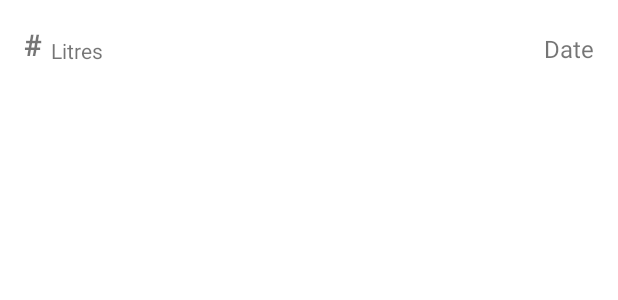
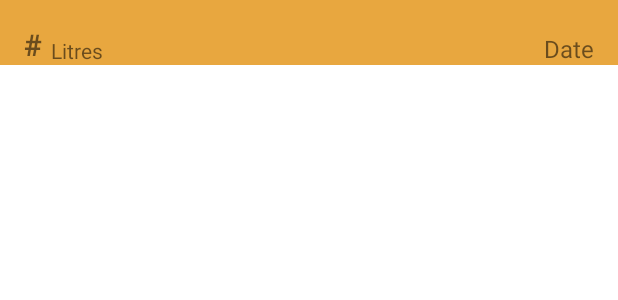
Before and after one commit to Nikhilrf24/WaterFit, an Android app: the layout water_details.xml on its own in the app's theme, with its tools: preview values and no code run, on a phone screen of 412 x 824 dp. Shown: the top 300 px of the screen. Run offline under Robolectric (Android 15) with nearby library versions, the phone set to English and light mode, and no system bars.

Commit message:
Color Upgrades

```diff
--- a/app/src/main/res/layout/activity_main.xml
+++ b/app/src/main/res/layout/activity_main.xml
@@ -4,6 +4,7 @@
     xmlns:tools="http://schemas.android.com/tools"
     android:layout_width="match_parent"
     android:layout_height="match_parent"
+    android:background="#e6e86d"
     tools:context=".MainActivity">
 
     <androidx.recyclerview.widget.RecyclerView
--- a/app/src/main/res/layout/water_details.xml
+++ b/app/src/main/res/layout/water_details.xml
@@ -2,6 +2,7 @@
 <androidx.constraintlayout.widget.ConstraintLayout xmlns:android="http://schemas.android.com/apk/res/android"
     android:layout_width="match_parent"
     android:layout_height="wrap_content"
+    android:background="#e8a73f"
     xmlns:app="http://schemas.android.com/apk/res-auto">
 
     <TextView
```
